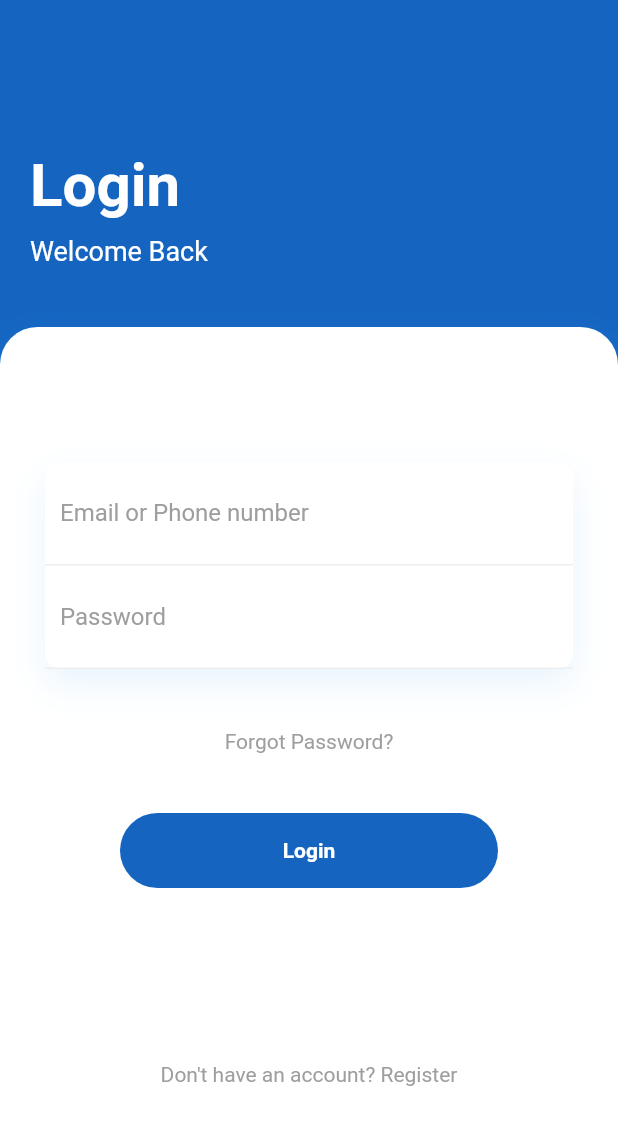
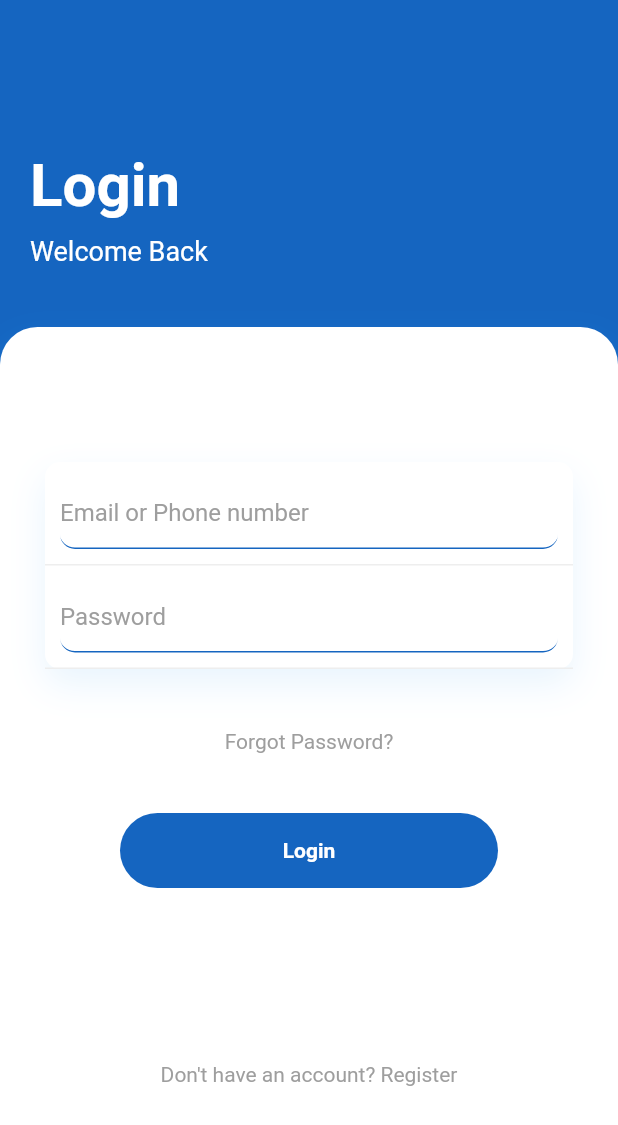
Before and after one commit to GabrielWaif/PAC-IV, a Flutter app: the screen it shows after launch, on a phone screen of 412 x 824 dp. Shown: the top 1125 px of the screen. Run offline on Flutter 3.47's test engine with Material 2 defaults, Android fonts, the phone set to English and light mode, and no system bars; our stand-ins replace font_awesome_flutter, image_picker, permission_handler; missing offline and left inert: dart:ffi.

Commit message:
uncommited changes

```diff
--- a/box_ui/pac_4/lib/main.dart
+++ b/box_ui/pac_4/lib/main.dart
@@ -24,6 +24,51 @@ class MyApp extends StatelessWidget {
         '/register': (context) => const RegistrationPage(),
         '/card-register': (context) => const RegisterScreen(),
       },
+      theme: ThemeData(
+        primaryColor: Colors.blue[800],
+        brightness: Brightness.light,
+        iconTheme: IconThemeData(
+          color: Colors.blue[800], // Set the default icon color to green
+        ),
+        buttonTheme: ButtonThemeData(
+          buttonColor: Colors.blue[800]
+        ),
+        appBarTheme: AppBarTheme(backgroundColor:  Colors.blue[800]),
+        elevatedButtonTheme: ElevatedButtonThemeData(
+          style: ButtonStyle(
+            backgroundColor: MaterialStateProperty.all(Colors.blue[800]), // Set the default background color
+            shape: MaterialStateProperty.all<RoundedRectangleBorder>(
+              RoundedRectangleBorder(
+                borderRadius: BorderRadius.circular(50.0), // Adjust the value to make it more or less circular
+              ),
+            ),
+          ),
+        ),
+        inputDecorationTheme: InputDecorationTheme(
+          labelStyle: TextStyle(color: Color(0xFF1565C0)),
+           // Set label text color
+          enabledBorder: UnderlineInputBorder(
+            borderSide: BorderSide(color:Color(0xFF1565C0)),
+            borderRadius: BorderRadius.circular(10.0), // Border radius // Set border color when the field is enabled
+          ),
+          focusedBorder: OutlineInputBorder(
+            borderSide: BorderSide(color: Color(0xFF1565C0)), // Border color when the field is focused
+            borderRadius: BorderRadius.circular(10.0), // Border radius
+          ),
+          border: OutlineInputBorder(
+            borderSide: BorderSide(color: Colors.grey), // Default border color
+            borderRadius: BorderRadius.circular(10.0), // Border radius
+            gapPadding: 10.0, // Adjust this value to control the box shadow spread
+          ),
+          // Add a box shadow to the focused field
+          focusedErrorBorder: OutlineInputBorder(
+            borderSide: BorderSide(color: Colors.red), // Border color when the field is focused
+            borderRadius: BorderRadius.circular(10.0), // Border radius
+            gapPadding: 10.0, // Adjust this value to control the box shadow spread
+          ),
+        )
+      ),
+
     );
   }
 }
@@ -42,12 +87,19 @@ class DialogExample extends StatelessWidget {
         title: const Text('Shuffle'),
       ),
       body:
-      Column(
-        mainAxisAlignment: MainAxisAlignment.center,
-        crossAxisAlignment: CrossAxisAlignment.center,
+      Stack(
         children: <Widget>[
-       TextButton(
-        onPressed:() => {
+       Hero(
+            tag: 'cardHero',
+            child: Material(
+              color: Colors.transparent,
+              child: Ink.image(
+                image: AssetImage('./assets/carta.jpg'), // Your background image
+                fit: BoxFit.cover,
+                width: double.infinity,
+                height: double.infinity, // Adjust the height as needed
+                child: InkWell(
+                  onTap: () {
                     Navigator.push(
                       context,
                       MaterialPageRoute(
@@ -57,13 +109,27 @@ class DialogExample extends StatelessWidget {
                           imagePath: './assets/lanso.jpg',
                         ),
                       ),
-           )
+                    );
                   },
-        child: const Text('Abrir Carta'),
                 ),
-      TextButton(
+              ),
+            ),
+          ),
+      const Spacer(), // Add a spacer to push the button to the bottom
+          Align(
+            alignment: Alignment.bottomCenter,
+            child: Container(
+              width: double.infinity,
+              padding: const EdgeInsets.all(20.0),
+              child: RawMaterialButton(
                  onPressed: () => goToRegisterCard(context),
-        child: const Text('Escrever carta'),
+                shape: const CircleBorder(),
+                padding: const EdgeInsets.all(16.0),
+                constraints: const BoxConstraints(minWidth: 0, minHeight: 0),
+                child: Icon(Icons.add, size: 40, color: Colors.white), // Adjust size as needed
+                fillColor: Colors.blue[800],
+            ),
+            ),
           ),
       ]
     )
```
Lines whose indentation alone changed are shown as unchanged.
